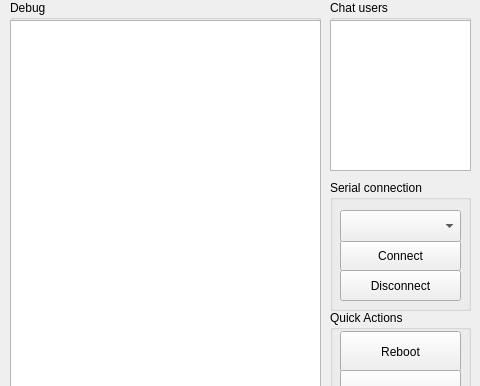
Before: the Qt Designer form PicoChat-pi-sdk/monitor/monitor.ui in DronoStawy/LoRa-comm, drawn with Qt 5; both pictures show x 320 to 800 and y 0 to 386 of the 800 by 600 pixel window.
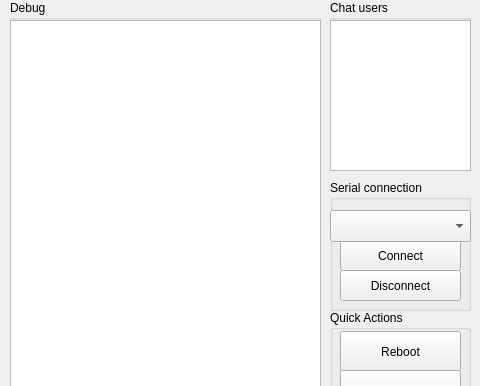
After: the same form once the commit is applied.

Commit message: more monitor app tweaks

Patch:
```diff
--- a/PicoChat-pi-sdk/monitor/monitor.ui
+++ b/PicoChat-pi-sdk/monitor/monitor.ui
@@ -10,10 +10,16 @@
     <height>600</height>
    </rect>
   </property>
+  <property name="minimumSize">
+   <size>
+    <width>800</width>
+    <height>600</height>
+   </size>
+  </property>
   <property name="maximumSize">
    <size>
     <width>800</width>
-    <height>16777215</height>
+    <height>600</height>
    </size>
   </property>
   <property name="windowTitle">
@@ -218,9 +224,9 @@
     <widget class="QComboBox" name="comboBox">
      <property name="geometry">
       <rect>
-       <x>10</x>
+       <x>0</x>
        <y>30</y>
-       <width>121</width>
+       <width>141</width>
        <height>32</height>
       </rect>
      </property>
```
The commit also changes 5 other files.
